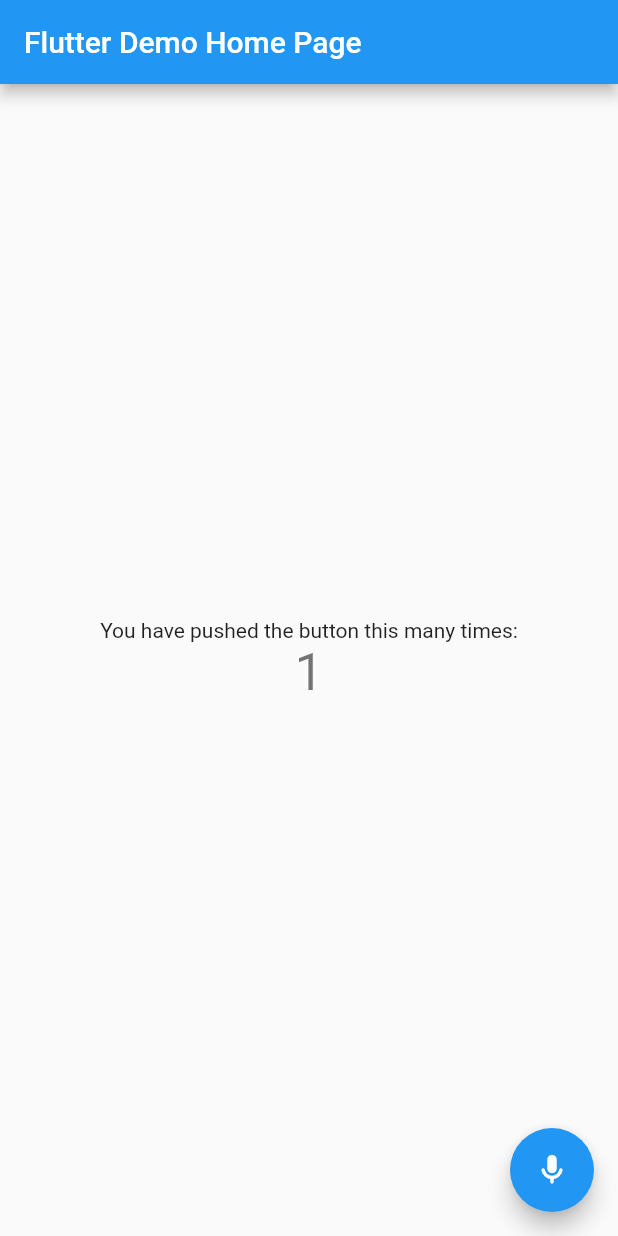
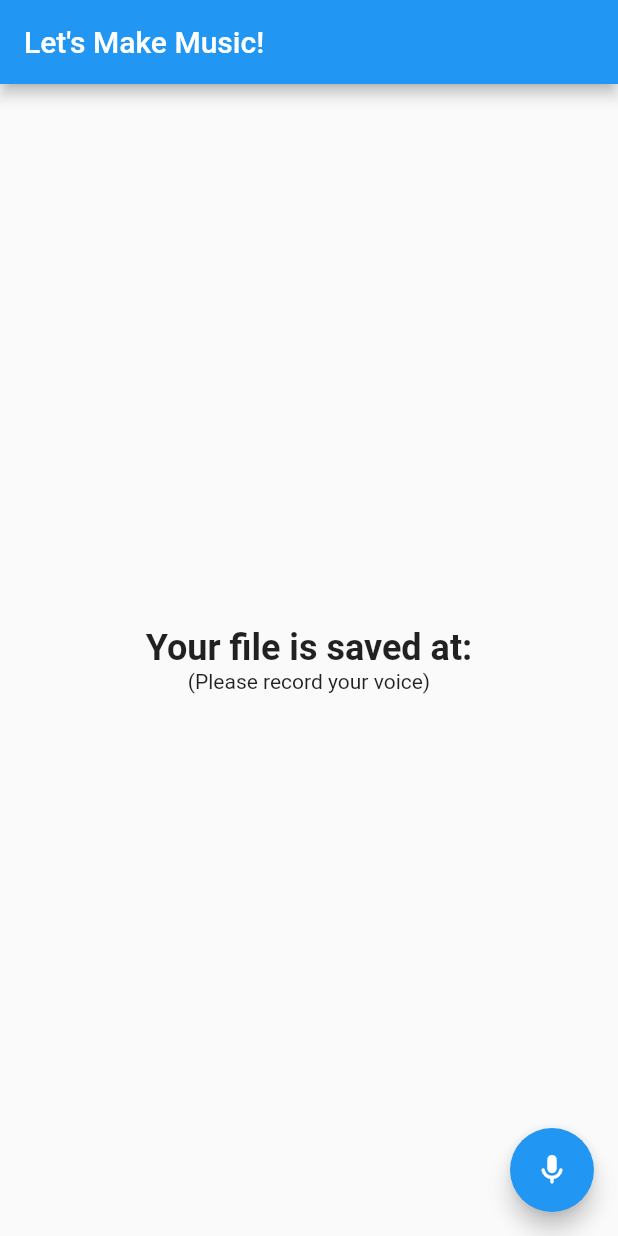
Before and after one commit to PhysicalRevelry/audio_recording_fuckaround, a Flutter app: the screen it shows after launch, after a tap on the "mic" icon, on a phone screen of 412 x 824 dp. Run offline on Flutter 3.47's test engine with Material 2 defaults, Android fonts, the phone set to English and light mode, and no system bars; our stand-ins replace file; missing offline and left inert: app_settings, flutter_audio_recorder.

Commit message:
adding a delete file function that I plan on coupling with a re-initialization to prep for another recording.

```diff
--- a/lib/main.dart
+++ b/lib/main.dart
@@ -21,7 +21,7 @@ class MyApp extends StatelessWidget {
         theme: ThemeData(
           primarySwatch: Colors.blue,
         ),
-        home: MyHomePage(title: 'Flutter Demo Home Page'),
+        home: Initializer(),
       ),
     );
   }
--- a/lib/record.dart
+++ b/lib/record.dart
@@ -2,43 +2,69 @@ import 'package:flutter/material.dart';
 import 'state.dart';
 import 'package:provider/provider.dart';
 
+///This is a stateful widget ONLY to initialize the recorder state
+class Initializer extends StatefulWidget {
+  Initializer({Key key}) : super(key: key);
+
+  _InitializerState createState() => _InitializerState();
+}
+
+class _InitializerState extends State<Initializer> {
+  @override
+  void initState() {
+    Provider.of<RecorderState>(context, listen: false).init(context);
+    super.initState();
+  }
+
+  @override
+  Widget build(BuildContext context) {
+    return MyHomePage(title: "Let's Make Music!",);
+  }
+
+}
+
+///We're using stateless for everything else. OMG. Is there a better way?
 class MyHomePage extends StatelessWidget {
   MyHomePage({Key key, this.title}) : super(key: key);
   final String title;
 
   @override
   Widget build(BuildContext context) {
+    return Consumer<RecorderState>(builder: (context, record, _) {
       return Scaffold(
         appBar: AppBar(
           title: Text(title),
         ),
         body: Center(
+          child: SingleChildScrollView(
             child: Column(
               mainAxisAlignment: MainAxisAlignment.center,
               children: <Widget>[
                 Text(
-              'You have pushed the button this many times:',
+                  'Your file is saved at:',
+                  style: TextStyle(
+                    fontWeight: FontWeight.bold,
+                    fontSize: 24,
                   ),
-            Consumer<RecorderState>(
-              builder: (context, counter, _) {
-                return Text( //TODO I want this text to show the file name
-                  '${counter.value}',
-                  style: Theme.of(context).textTheme.headline4,
-                );
-                //TODO After the file name I want a button that sends the file to postbin.
-              },
                 ),
+                Text(//TODO I want this text to show the file name
+                    // '${record.current?.path}',
+                    record.current?.path != null
+                        ? '${record.current.path}'
+                        : "(Please record your voice)"),
               ],
             ),
           ),
-      floatingActionButton: FloatingActionButton( //TODO I want this to start and stop recording
+        ),
+        floatingActionButton: FloatingActionButton(
+          //TODO I want this to start and stop recording
           onPressed: () {
-          final counter = Provider.of<RecorderState>(context, listen: false);
-          counter.increment();
+            record.pressRecord(context);
           },
           tooltip: 'Recording Control',
-        child: Provider.of<RecorderState>(context, listen: false).recordingStatusIcon,
+          child: record.recordingStatusIcon,
         ),
       );
+    });
   }
 }
--- a/lib/state.dart
+++ b/lib/state.dart
@@ -1,11 +1,9 @@
 import 'dart:async';
 import 'dart:io' as io;
-import 'dart:js';
 import 'package:file/local.dart';
 import 'package:file/file.dart';
 import 'package:flutter/material.dart';
 import 'package:path_provider/path_provider.dart';
-
 import 'package:flutter/widgets.dart';
 import 'package:flutter_audio_recorder/flutter_audio_recorder.dart';
 
@@ -16,18 +14,6 @@ class RecorderState extends ChangeNotifier {
 
   RecorderState({localFileSystem})
       : this.localFileSystem = localFileSystem ?? LocalFileSystem();
-  ///All of this stuff below is the old counter shit
-  int value = 0;
-
-  void increment() {
-    value++;
-    notifyListeners();
-  }
-
-  void decrement() {
-    value--;
-    notifyListeners();
-  }
 
   FlutterAudioRecorder recorder;
   Recording current;
@@ -36,8 +22,21 @@ class RecorderState extends ChangeNotifier {
 
   //TODO toggle icon based on status
 
-  void toggleButton(context, currentStatus){
+  void pressRecord(context) {
+    if (currentStatus == RecordingStatus.Unset){
+      // init(context);
+      start();
+    } else {
+      toggleButton(context);
+    }
+  }
+
+  void toggleButton(context){
     switch (currentStatus) {
+      case RecordingStatus.Unset:
+        init(context);
+        recordingStatusIcon = Icon(Icons.play_arrow);
+        break;
       case RecordingStatus.Initialized:
         {
           start(); //TODO add a change icon
@@ -50,15 +49,10 @@ class RecorderState extends ChangeNotifier {
           recordingStatusIcon = Icon(Icons.mic_rounded);
           break;
         }
-      // case RecordingStatus.Paused:
-      //   {
-      //     resume(); //TODO remove resume as an option
-      //     break;
-      //   }
       case RecordingStatus.Stopped:
         {
-          init(context); //TODO add a change icon
-          recordingStatusIcon = Icon(Icons.mic_rounded);
+          start(); //TODO add a change icon
+          recordingStatusIcon = Icon(Icons.stop);
           break;
         }
       default:
@@ -72,9 +66,6 @@ class RecorderState extends ChangeNotifier {
       var recording = await recorder.current(channel: 0);
       current = recording;
       notifyListeners();
-      // setState(() { //TODO change to notifyListeners()
-      //   current = recording;
-      // });
 
       const tick = const Duration(milliseconds: 50);
       new Timer.periodic(tick, (Timer t) async {
@@ -86,11 +77,8 @@ class RecorderState extends ChangeNotifier {
         // print(current.status);
         current = current;
         currentStatus = current.status;
+        print('Current status is $currentStatus'); //TODO remove this later
         notifyListeners();
-        // setState(() { //TODO change to notifyListeners()
-        //   // current = current;
-        //   // currentStatus = current.status;
-        // });
       });
     } catch (e) {
       print(e);
@@ -101,15 +89,12 @@ class RecorderState extends ChangeNotifier {
     var result = await recorder.stop();
     print("Stop recording: ${result.path}");
     // print("Stop recording: ${result.duration}");
-    File file = localFileSystem.file(result.path); //TODO gotta figure out why this doesnt work here
+    File file = localFileSystem.file(result.path);
     print("File length: ${await file.length()}");
     current = result;
     currentStatus = current.status;
+    print('Current status is $currentStatus'); //TODO remove this later
     notifyListeners();
-    // setState(() {
-    //   current = result;
-    //   currentStatus = current.status;
-    // });
   }
 
   init(context) async {
@@ -144,13 +129,7 @@ class RecorderState extends ChangeNotifier {
         currentStatus = current.status;
         print(currentStatus);
         notifyListeners();
-        // setState(() {
-        //   current = current;
-        //   currentStatus = current.status; //TODO added a notifyListeners() here
-        //   print(currentStatus);
-        // });
       } else {
-        //TODO change this snackbar to AlertDialog perhaps
         acceptPermission(context);
       }
     } catch (e) {
@@ -166,4 +145,17 @@ class RecorderState extends ChangeNotifier {
         });
   }
 
+  Future<File> get localFile async {
+    return io.File(current.path);
+  }
+
+  Future<int> deleteRecording() async {
+    try {
+      final file = await localFile;
+      await file.delete();
+    } catch (e) {
+      return 0;
+    }
+  }
+
 }
```
Also changed, not shown: 5 other files. Lines whose indentation alone changed are shown as unchanged.
